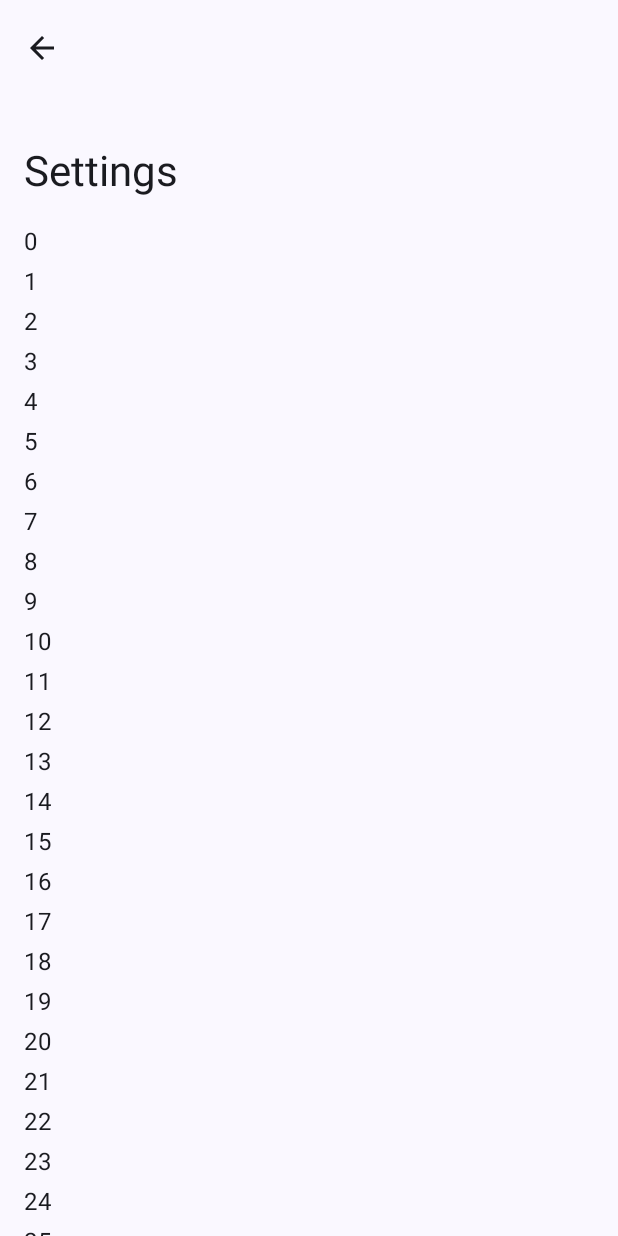
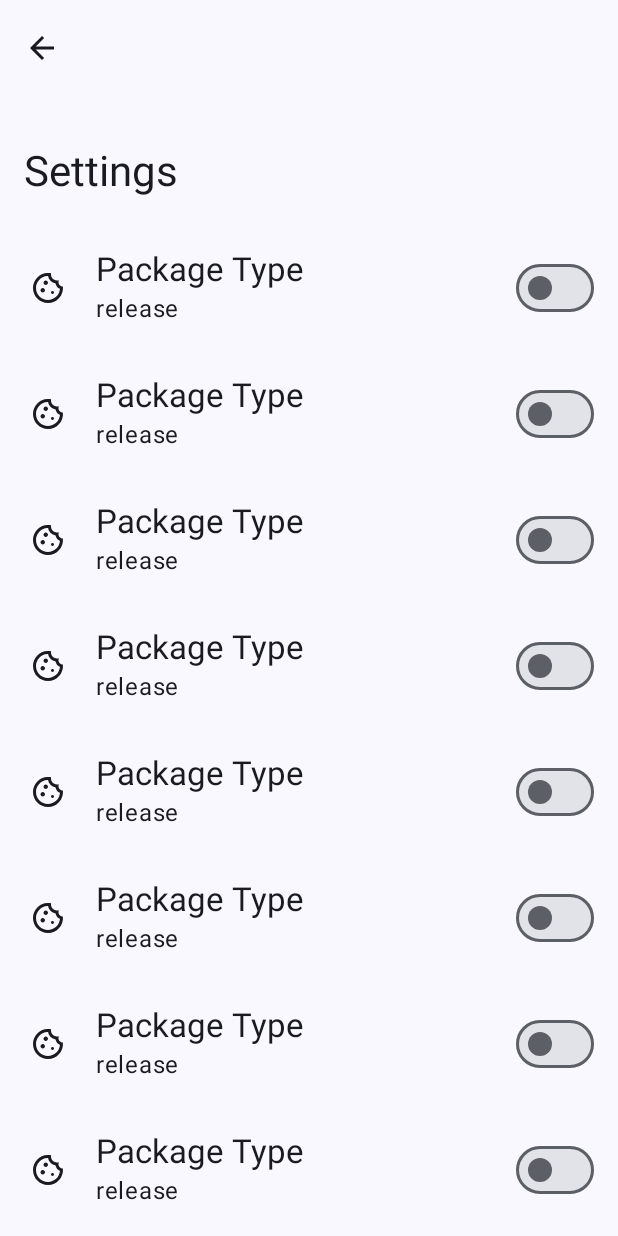
Before and after one commit to BitMavrick/Lumolight, an Android app built with Jetpack Compose: the SettingScreen screen opened through its navigation route, on a phone screen of 412 x 824 dp. Run offline under Robolectric (Android 15) with nearby library versions, the phone set to English and light mode, and no system bars; our stand-ins replace Dagger/Hilt's generated code.

Commit message:
Made Settings Item

```diff
--- a/app/src/main/java/com/bitmavrick/lumolight/activity/MainActivity.kt
+++ b/app/src/main/java/com/bitmavrick/lumolight/activity/MainActivity.kt
@@ -17,7 +17,6 @@ import com.bitmavrick.lumolight.activity.core.InitialLoadingScreen
 import com.bitmavrick.lumolight.activity.core.Lumolight
 import com.bitmavrick.lumolight.ui.theme.LumolightTheme
 import dagger.hilt.android.AndroidEntryPoint
-
 
 @AndroidEntryPoint
 class MainActivity : ComponentActivity() {
--- /dev/null
+++ b/app/src/main/java/com/bitmavrick/lumolight/ui/screen/setting/SettingComponent.kt
@@ -0,0 +1,98 @@
+package com.bitmavrick.lumolight.ui.screen.setting
+
+import androidx.compose.foundation.clickable
+import androidx.compose.foundation.layout.Arrangement
+import androidx.compose.foundation.layout.Column
+import androidx.compose.foundation.layout.Row
+import androidx.compose.foundation.layout.Spacer
+import androidx.compose.foundation.layout.fillMaxHeight
+import androidx.compose.foundation.layout.fillMaxWidth
+import androidx.compose.foundation.layout.height
+import androidx.compose.foundation.layout.padding
+import androidx.compose.material.icons.Icons
+import androidx.compose.material.icons.outlined.Cookie
+import androidx.compose.material3.Icon
+import androidx.compose.material3.MaterialTheme
+import androidx.compose.material3.Switch
+import androidx.compose.material3.Text
+import androidx.compose.runtime.Composable
+import androidx.compose.ui.Modifier
+import androidx.compose.ui.graphics.vector.ImageVector
+import androidx.compose.ui.semantics.contentDescription
+import androidx.compose.ui.semantics.semantics
+import androidx.compose.ui.text.style.TextOverflow
+import androidx.compose.ui.tooling.preview.Preview
+import androidx.compose.ui.unit.dp
+
+@Composable
+fun SettingsItem(
+    title: String,
+    subTitle: String,
+    leadingIcon: ImageVector,
+    showSwitch: Boolean = false,
+    switchChecked: Boolean = false,
+    onClick: () -> Unit,
+) {
+    Row (
+        Modifier
+            .clickable(onClick = onClick)
+            .fillMaxWidth()
+            .height(80.dp)
+    ){
+
+        Column(
+            Modifier
+                .fillMaxHeight()
+                .padding(horizontal = 20.dp),
+            verticalArrangement = Arrangement.Center
+        ) {
+            Icon(
+                imageVector = leadingIcon,
+                contentDescription = null
+            )
+        }
+
+        Column (
+            Modifier.fillMaxHeight(),
+            verticalArrangement = Arrangement.Center
+        ){
+            Text(
+                text = title,
+                style = MaterialTheme.typography.titleLarge,
+                maxLines = 1,
+                overflow = TextOverflow.Ellipsis
+            )
+            Text(
+                text = subTitle,
+                maxLines = 1,
+                overflow = TextOverflow.Ellipsis
+            )
+        }
+
+        Spacer(modifier = Modifier.weight(1f))
+
+        if(showSwitch){
+            Column(
+                Modifier.fillMaxHeight().padding(16.dp),
+                verticalArrangement = Arrangement.Center,
+            ){
+                Switch(
+                    modifier = Modifier.semantics { contentDescription = "Switch" },
+                    checked = switchChecked,
+                    onCheckedChange = { onClick() }
+                )
+            }
+        }
+    }
+}
+
+@Preview(showBackground = true)
+@Composable
+fun SettingsItemPreview() {
+    SettingsItem(
+        title = "Package Type",
+        subTitle = "release",
+        leadingIcon = Icons.Outlined.Cookie,
+        onClick = {}
+    )
+}
--- a/app/src/main/java/com/bitmavrick/lumolight/ui/screen/setting/SettingScreen.kt
+++ b/app/src/main/java/com/bitmavrick/lumolight/ui/screen/setting/SettingScreen.kt
@@ -1,16 +1,14 @@
 package com.bitmavrick.lumolight.ui.screen.setting
 
 import androidx.compose.foundation.layout.Arrangement
-import androidx.compose.foundation.layout.fillMaxWidth
-import androidx.compose.foundation.layout.padding
 import androidx.compose.foundation.lazy.LazyColumn
 import androidx.compose.material.icons.Icons
 import androidx.compose.material.icons.automirrored.outlined.ArrowBack
+import androidx.compose.material.icons.outlined.Cookie
 import androidx.compose.material3.ExperimentalMaterial3Api
 import androidx.compose.material3.Icon
 import androidx.compose.material3.IconButton
 import androidx.compose.material3.LargeTopAppBar
-import androidx.compose.material3.MaterialTheme
 import androidx.compose.material3.Scaffold
 import androidx.compose.material3.Text
 import androidx.compose.material3.TopAppBarDefaults
@@ -42,16 +40,16 @@ fun SettingScreen(
         content = { innerPadding ->
             LazyColumn(
                 contentPadding = innerPadding,
-                verticalArrangement = Arrangement.spacedBy(8.dp)
+                verticalArrangement = Arrangement.spacedBy(4.dp)
             ) {
-                val list = (0..100).map { it.toString() }
+                val list = (0..20).map { it.toString() }
                 items(count = list.size) {
-                    Text(
-                        text = list[it],
-                        style = MaterialTheme.typography.bodyLarge,
-                        modifier = Modifier
-                            .fillMaxWidth()
-                            .padding(horizontal = 16.dp)
+                    SettingsItem(
+                        title = "Package Type",
+                        subTitle = "release",
+                        leadingIcon = Icons.Outlined.Cookie,
+                        showSwitch = true,
+                        onClick = {}
                     )
                 }
             }
```
